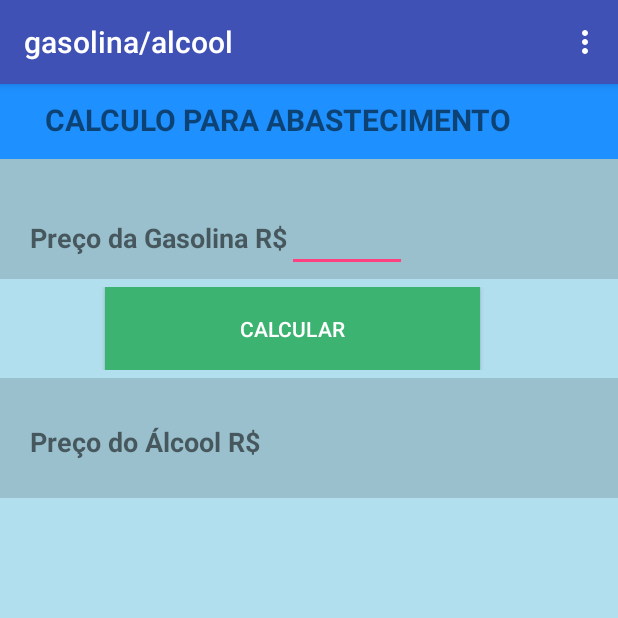
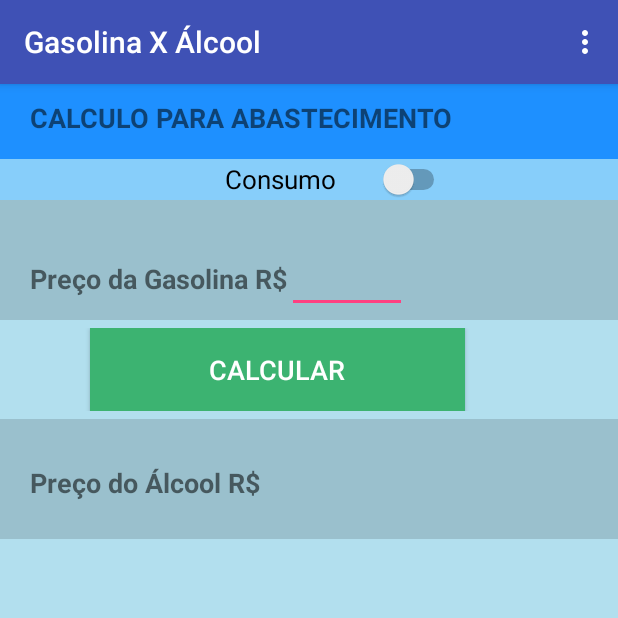
Before and after one commit to RenatoCC/meusprojetos, an Android app: the screen it shows after launch (MainActivity), on a phone screen of 412 x 824 dp, the top half of it. Run offline under Robolectric (Android 15) with nearby library versions, the phone set to English and light mode, and no system bars.

Commit message:
adicionado a opão de calcular o consumo de combustível

```diff
--- a/gasolinaalcool/app/src/main/AndroidManifest.xml
+++ b/gasolinaalcool/app/src/main/AndroidManifest.xml
@@ -22,6 +22,9 @@
         <activity android:name=".Autor">
 
         </activity>
+        <activity android:name=".Consumo">
+
+        </activity>
     </application>
 
 </manifest>
--- a/gasolinaalcool/app/src/main/java/br/com/renato/gasolinaalcool/MainActivity.java
+++ b/gasolinaalcool/app/src/main/java/br/com/renato/gasolinaalcool/MainActivity.java
@@ -7,8 +7,10 @@ import android.view.Menu;
 import android.view.MenuItem;
 import android.view.View;
 import android.widget.Button;
+import android.widget.CompoundButton;
 import android.widget.EditText;
 import android.widget.ImageView;
+import android.widget.Switch;
 import android.widget.TextView;
 import android.widget.Toast;
 
@@ -19,7 +21,8 @@ public class MainActivity extends AppCompatActivity {
     private TextView txt_gasolina,txt_alcool,txt_resultado,txt_info,txt_razao;
     private EditText edt_preco;
     private Button btn_ver;
-    private ImageView img_razao;
+    private ImageView img_razao,img_marca;
+    private Switch mudar;
     @Override
     protected void onCreate(Bundle savedInstanceState) {
         super.onCreate(savedInstanceState);
@@ -33,7 +36,22 @@ public class MainActivity extends AppCompatActivity {
         txt_info = findViewById(R.id.txt_info);
         txt_razao = findViewById(R.id.txt_razao);
         img_razao = findViewById(R.id.img_razao);
+        img_marca = findViewById(R.id.img_marca);
+        mudar = findViewById(R.id.mudar);
 
+
+        mudar.setOnCheckedChangeListener(new CompoundButton.OnCheckedChangeListener() {
+            @Override
+            public void onCheckedChanged(CompoundButton buttonView, boolean isChecked) {
+                if (isChecked){
+                    Intent intent = new Intent(MainActivity.this,Consumo.class);
+                    startActivity(intent);
+                mudar.setChecked(false);
+                }else{
+
+                }
+            }
+        });
         btn_ver.setOnClickListener(new View.OnClickListener() {
             @Override
             public void onClick(View v) {
@@ -41,18 +59,19 @@ public class MainActivity extends AppCompatActivity {
                     Toast.makeText(MainActivity.this, "Digite um valor", Toast.LENGTH_LONG).show();
                 } else {
                     double gasolina;
-                    double resultado;
+                    double alcool;
                     double valor = 0.70;
-                    double razao;
+                   // double razao;
+
                     gasolina = Double.parseDouble(edt_preco.getText().toString());
-                    resultado = gasolina * valor;
-                    razao = resultado / gasolina;
-                    DecimalFormat format = new DecimalFormat("#.###");
+                    alcool = gasolina * valor;
+                    //razao = alcool / gasolina;
+                    DecimalFormat format = new DecimalFormat("#.##");
 
-                    txt_resultado.setText(String.valueOf(format.format(resultado)));
-                    txt_razao.setText(String.valueOf(format.format(razao)));
+                    txt_resultado.setText(String.valueOf(format.format(alcool)));
+                    //txt_razao.setText(String.valueOf(format.format(razao)));
                     txt_info.setVisibility(View.VISIBLE);
-                    img_razao.setVisibility(View.VISIBLE);
+                    img_marca.setVisibility(View.VISIBLE);
                 }
             }
         });
--- a/gasolinaalcool/app/src/main/res/layout/activity_main.xml
+++ b/gasolinaalcool/app/src/main/res/layout/activity_main.xml
@@ -15,13 +15,28 @@
         <TextView
             android:layout_width="wrap_content"
             android:layout_height="wrap_content"
-            android:layout_marginStart="30dp"
+            android:layout_marginStart="20dp"
             android:layout_marginTop="10dp"
             android:text="@string/calculo"
-            android:textSize="20sp"
+            android:textSize="18sp"
             android:textStyle="bold" />
+
     </LinearLayout>
+<LinearLayout
+    android:layout_width="match_parent"
+    android:layout_height="wrap_content"
+    android:background="#87CEFA">
 
+    <Switch
+        android:id="@+id/mudar"
+        android:layout_width="200dp"
+        android:layout_height="wrap_content"
+        android:checked="false"
+        android:text="Consumo"
+        android:textSize="17sp"
+        android:paddingRight="50dp"
+        android:layout_marginStart="150dp"/>
+</LinearLayout>
 <LinearLayout
     android:layout_width="match_parent"
     android:layout_height="80dp"
@@ -45,8 +60,6 @@
         android:layout_marginTop="30dp"
         android:textColor="#FF0000"
         android:inputType="numberDecimal" />
-
-
 </LinearLayout>
     <LinearLayout
         android:layout_width="match_parent"
@@ -60,8 +73,9 @@
             android:background="#3CB371"
             android:textColor="#ffffff"
             android:text="@string/btn_ver"
-            android:layout_marginStart="70dp"
-            tools:text="@string/btn_ver" />
+            android:layout_marginStart="60dp"
+            tools:text="@string/btn_ver"
+            android:textSize="18sp"/>
     </LinearLayout>
 
     <LinearLayout
@@ -89,6 +103,14 @@
             android:textStyle="bold"
             android:layout_marginStart="5dp"
             android:layout_marginTop="30dp"/>
+
+        <ImageView
+            android:id="@+id/img_marca"
+            android:layout_width="wrap_content"
+            android:layout_height="wrap_content"
+            android:src="@drawable/imgen3"
+            android:layout_marginTop="20dp"
+            android:visibility="invisible"/>
     </LinearLayout>
     <LinearLayout
         android:layout_width="match_parent"
--- a/gasolinaalcool/app/src/main/res/values/strings.xml
+++ b/gasolinaalcool/app/src/main/res/values/strings.xml
@@ -1,5 +1,5 @@
 <resources>
-    <string name="app_name">gasolina/alcool</string>
+    <string name="app_name">Gasolina X Álcool</string>
     <string name="preço_gasolina">Preço da Gasolina R$</string>
     <string name="preço_alcool">Preço do Álcool R$</string>
     <string name="btn_ver">Calcular</string>
@@ -7,7 +7,7 @@
     <string name="calculo">CALCULO PARA ABASTECIMENTO</string>
     <string name="sobre">Sobre</string>
     <string name="sair">Sair</string>
-    <string name="sobre_2">Aplicativo criado para saber se é mehor abastecer com alcool ou gasolina</string>
+    <string name="sobre_2">Aplicativo criado para saber se é mehor abastecer com alcool ou gasolina, ativando a opção consumo é possivel calcular o consumo de combustível do carro </string>
     <string name="txt_info_2">Se beber não dirija!</string>
     <string name="id_autor">Autor</string>
 </resources>
```
Also changed, not shown: gasolinaalcool/app/src/main/java/br/com/renato/gasolinaalcool/Consumo.java (added, +78 -0 lines), gasolinaalcool/app/src/main/res/layout/consumo.xml (added, +125 -0 lines).
